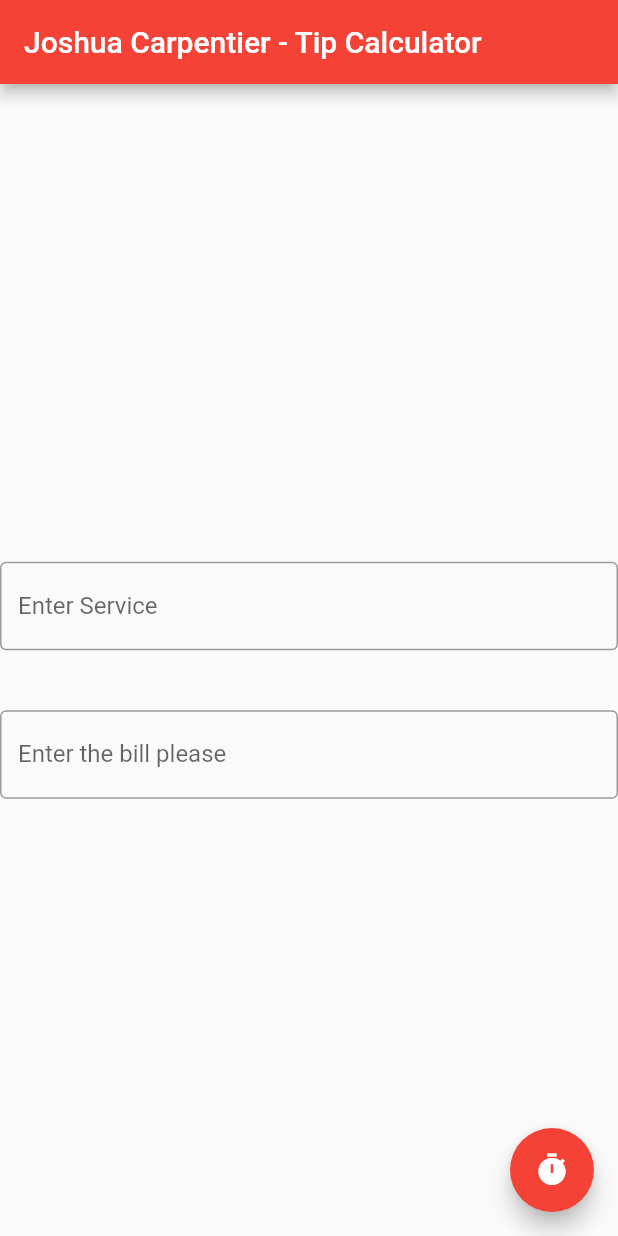
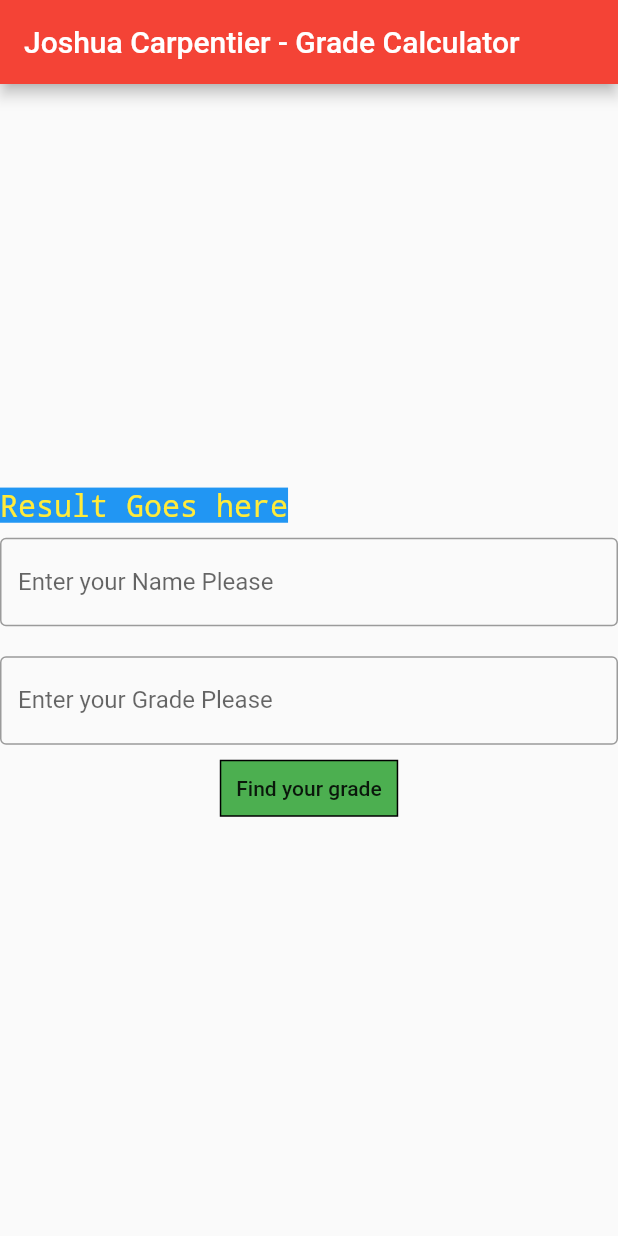
Before and after one commit to jacgit18/ios_calculator, a Flutter app: the screen it shows after launch, on a phone screen of 412 x 824 dp. Run offline on Flutter 3.47's test engine with Material 2 defaults, Android fonts, the phone set to English and light mode, and no system bars.

Commit message:
Update main.dart

```diff
--- a/lib/main.dart
+++ b/lib/main.dart
@@ -11,7 +11,7 @@ class MyApp extends StatelessWidget {
 
         primarySwatch: Colors.red,
       ),
-      home: MyHomePage(title: 'Joshua Carpentier - Tip Calculator'),
+      home: MyHomePage(title: 'Joshua Carpentier - Grade Calculator'),
     );
   }
 }
@@ -29,13 +29,9 @@ class MyHomePage extends StatefulWidget {
 class _MyHomePageState extends State<MyHomePage> {
   int _counter = 0;
   String t1, t2, result1 = '';
-  double n2;
-  TipCalculate fish = TipCalculate(service: 'g', bill: 100);
   void _incrementCounter() {
     setState(() {
       _counter++;
-      print('t1 =' + t1 + '. t2 = ' + t2);
-      result1 = fish.tip(n2, t1);
     });
   }
 
@@ -47,65 +43,61 @@ class _MyHomePageState extends State<MyHomePage> {
         title: Text(widget.title),
       ),
       body: Center(
-
         child: Column(
           mainAxisAlignment: MainAxisAlignment.center,
           children: <Widget>[
-            Text(result1, style: TextStyle(fontSize: 22.9) ,),
+            Row(
+              children: <Widget>[
+                Container(
+                  child: Text('Result Goes here',
+                    style: TextStyle(
+                        fontSize: 20.0,
+                        fontFamily: 'courier',
+                        backgroundColor: Colors.blue,
+                        color: Colors.yellow,
+                    ),
+
+
+                  ),
+                ),
+              ],
+            ),
+          SizedBox(height: 10.0,),
+          TextField(
+            decoration: InputDecoration(
+              border: OutlineInputBorder(),
+              labelText: 'Enter your Name Please'),
+            keyboardType: TextInputType.text,
+            onChanged: (text){
+              t1 = text;
+            },
+          ),
+            SizedBox(height: 20.0,),
             TextField(
+              decoration: InputDecoration(
+                  border: OutlineInputBorder(),
+                  labelText: 'Enter your Grade Please'),
               keyboardType: TextInputType.text,
-              decoration: InputDecoration(
-                  labelText: 'Enter Service',
-                  border: OutlineInputBorder(),
-                  hintText: 'good(g), alright(a), not bad(n), poor(p)'
-              ),
-              onChanged:  (text){
-                t1 = text;
-                //n2 = double.parse(t2);
+              onChanged: (text){
+                t2 = text;
               },
             ),
-            SizedBox(height: 40,),
-            TextField(
-              keyboardType: TextInputType.number,
-              decoration: InputDecoration(
-                  labelText: 'Enter the bill please',
-                  border: OutlineInputBorder(),
-                  hintText: 'How much was the bill?'
+
+          FlatButton(onPressed: _incrementCounter,
+              child: Container(margin: EdgeInsets.all(10.0),
+                padding: EdgeInsets.all(10.0),
+
+                child: Text('Find your grade', textAlign:  TextAlign.start,),
+                decoration: BoxDecoration(color: Colors.green,
+                    border: Border.all()),
               ),
-              onChanged:  (text){
-                t2 = text;
-                n2 = double.parse(t2);
-              },
-            )
+
+              ),
 
           ],
         ),
       ),
-      floatingActionButton: FloatingActionButton(
-        onPressed: _incrementCounter,
-        tooltip: 'Find Tip',
-        child: Icon(Icons.timer),
-      ),
+
     );
   }
 }
-
-class TipCalculate{
-  double bill, tiprate;
-  String service, result="";
-  TipCalculate({this.bill, this.service});
-  String tip(bill, service){
-    if(service == 'g' || service == 'good')
-      tiprate = 0.25;
-    else if(service == 'a' || service == 'alright')
-      tiprate = 0.15;
-    else if(service == 'n' || service == 'not bad')
-      tiprate = 0.10;
-    else if(service == 'p' || service == 'poor')
-      tiprate = 0;
-
-    result = 'Tip is \$' + (bill * tiprate).toString() + '.';
-    return result;
-  }
-
-}
```
